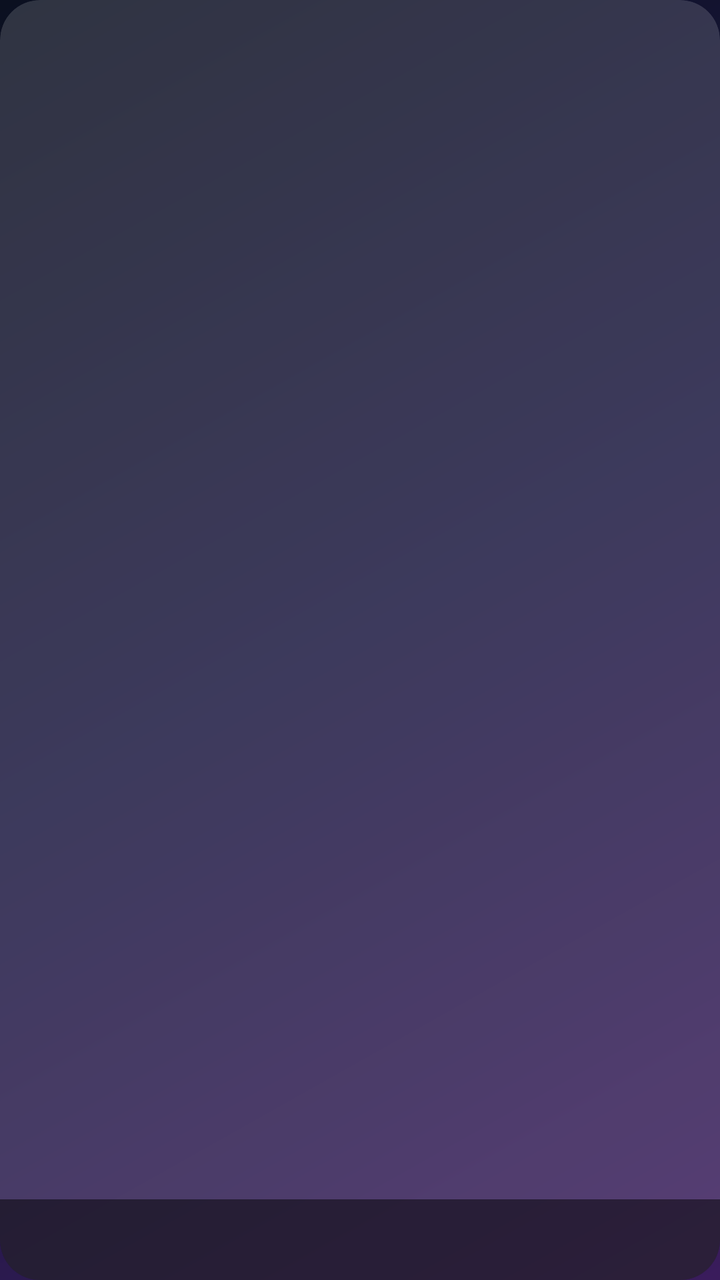
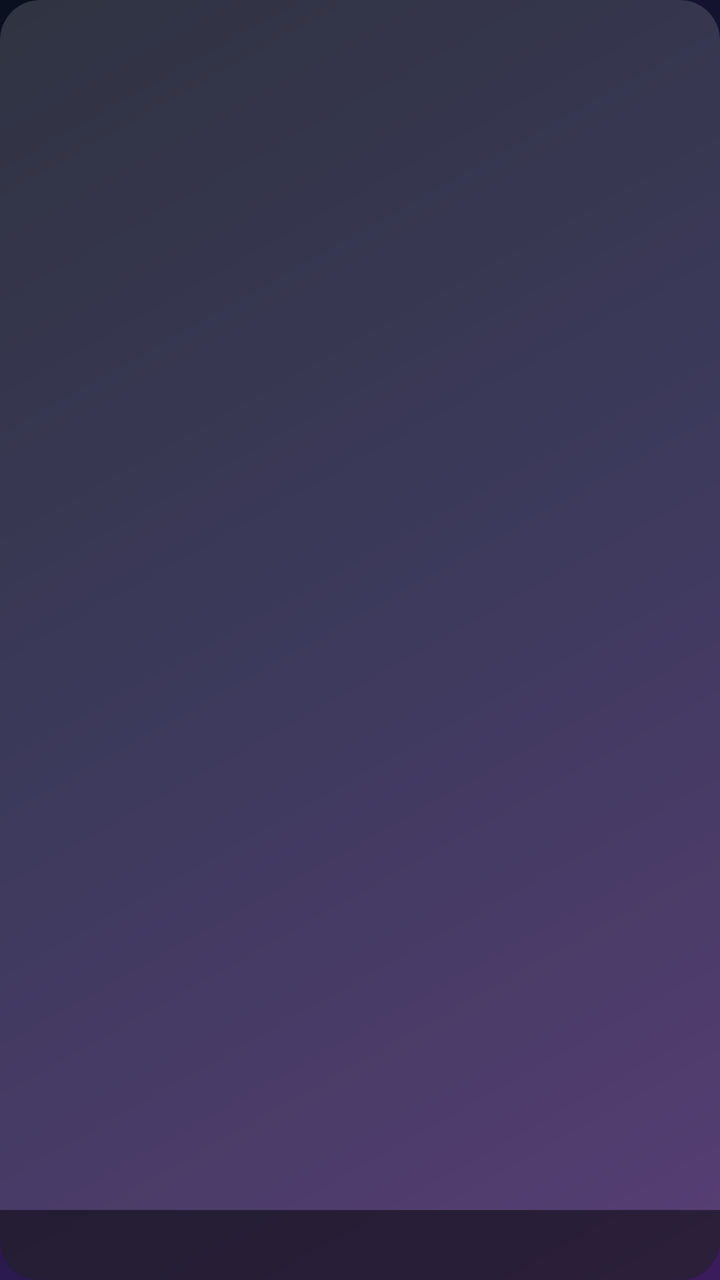

Before-and-after screenshots of an Android layout around one commit, followed by the original layout XML and the change that was made.
<!-- AndroidManifest.xml: application theme AppTheme -->
<!-- res/layout/item_card.xml -->
<?xml version="1.0" encoding="utf-8"?>
<FrameLayout xmlns:android="http://schemas.android.com/apk/res/android"
    android:layout_width="300dp"
    android:layout_height="170dp"
    android:layout_marginEnd="24dp"
    android:layout_marginRight="24dp"
    android:background="@drawable/card_bg"
    android:clickable="true"
    android:clipToOutline="true"
    android:focusable="true">

    <ImageView
        android:id="@+id/img"
        android:layout_width="match_parent"
        android:layout_height="match_parent"
        android:padding="28dp"
        android:scaleType="fitCenter" />

    <TextView
        android:id="@+id/label"
        android:layout_width="match_parent"
        android:layout_height="wrap_content"
        android:layout_gravity="bottom"
        android:background="#80000000"
        android:ellipsize="end"
        android:maxLines="1"
        android:padding="10dp"
        android:textColor="#FFFFFFFF"
        android:textSize="15sp" />
</FrameLayout>
<!-- resources referenced by this layout -->
<resources>
  <!-- drawable card_bg (drawable) -->
  <?xml version="1.0" encoding="utf-8"?>
  <selector xmlns:android="http://schemas.android.com/apk/res/android">
      <item android:state_focused="true">
          <shape android:shape="rectangle">
              <solid android:color="#40FFFFFF" />
              <corners android:radius="20dp" />
              <stroke
                  android:width="3dp"
                  android:color="#FFFFFFFF" />
          </shape>
      </item>
      <item>
          <shape android:shape="rectangle">
              <solid android:color="#26FFFFFF" />
              <corners android:radius="20dp" />
          </shape>
      </item>
  </selector>
  <style name="AppTheme" parent="@android:style/Theme.Material.NoActionBar">
          <item name="android:windowBackground">@drawable/bg_gradient</item>
          <item name="android:windowFullscreen">true</item>
      </style>
  <!-- drawable bg_gradient (drawable) -->
  <?xml version="1.0" encoding="utf-8"?>
  <shape xmlns:android="http://schemas.android.com/apk/res/android"
      android:shape="rectangle">
      <gradient
          android:angle="315"
          android:centerColor="#FF1B1740"
          android:endColor="#FF3A1C5C"
          android:startColor="#FF0B1020"
          android:type="linear" />
  </shape>
</resources>

<!-- the commit's change to res/layout/item_card.xml (unified diff, before → after) -->
@@ -1,7 +1,7 @@
 <?xml version="1.0" encoding="utf-8"?>
 <FrameLayout xmlns:android="http://schemas.android.com/apk/res/android"
-    android:layout_width="300dp"
-    android:layout_height="170dp"
+    android:layout_width="260dp"
+    android:layout_height="146dp"
     android:layout_marginEnd="24dp"
     android:layout_marginRight="24dp"
     android:background="@drawable/card_bg"
@@ -24,7 +24,7 @@
         android:background="#80000000"
         android:ellipsize="end"
         android:maxLines="1"
-        android:padding="10dp"
+        android:padding="8dp"
         android:textColor="#FFFFFFFF"
-        android:textSize="15sp" />
+        android:textSize="14sp" />
 </FrameLayout>
